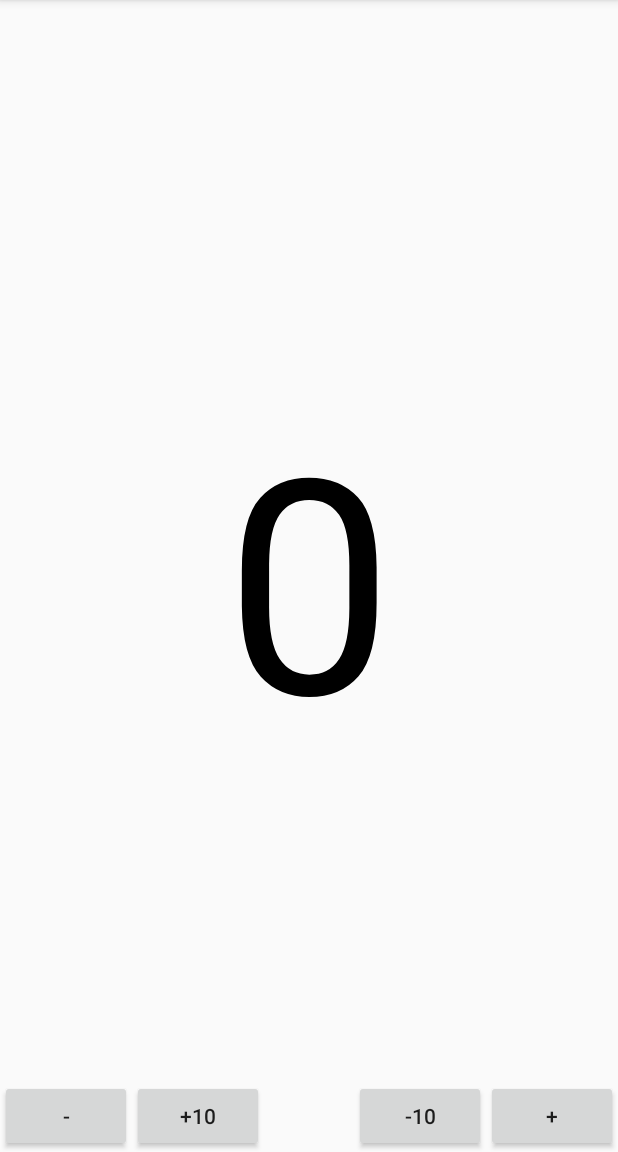
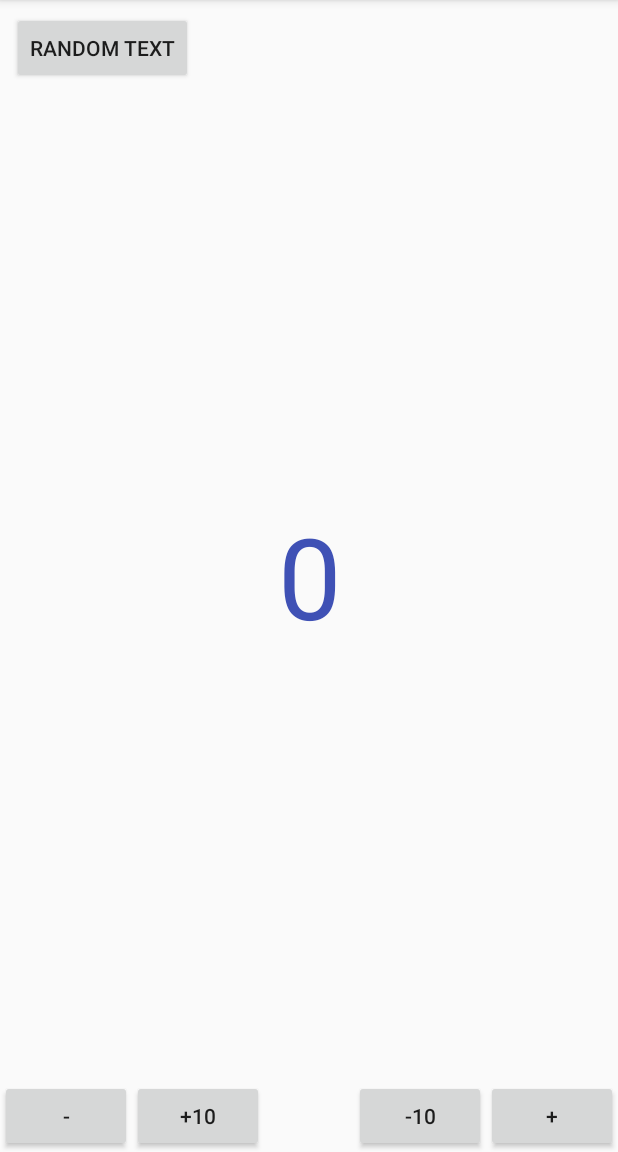
Before and after one commit to danielceinos/FSAnimatedTextView, an Android app: the screen it shows after launch (MainActivity), on a phone screen of 412 x 824 dp, the part 84-1236 px from its top. Run offline under Robolectric (Android 15) with nearby library versions, the phone set to English and light mode, and no system bars.

```diff
--- a/animatedtextview/src/main/java/com/fireshield/animatedtextview/FSAnimatedTV.kt
+++ b/animatedtextview/src/main/java/com/fireshield/animatedtextview/FSAnimatedTV.kt
@@ -1,11 +1,11 @@
 package com.fireshield.animatedtextview
 
 import android.content.Context
+import android.graphics.Color
 import android.util.AttributeSet
 import android.view.animation.AccelerateDecelerateInterpolator
 import android.view.animation.Animation
 import android.view.animation.AnimationUtils
-import android.view.animation.Interpolator
 import android.widget.FrameLayout
 import android.widget.TextView
 
@@ -27,6 +27,15 @@ class FSAnimatedTV(context: Context?, attrs: AttributeSet?) : FrameLayout(contex
     initialize(context!!)
     outAnim = AnimationUtils.loadAnimation(this.context, R.anim.trans_out)
     inAnim = AnimationUtils.loadAnimation(this.context, R.anim.trans_in)
+    val ta = context.obtainStyledAttributes(attrs, R.styleable.FSAnimatedTV, 0, 0)
+    val dimension = ta.getDimension(R.styleable.FSAnimatedTV_textSize,40F)
+    val color = ta.getColor(R.styleable.FSAnimatedTV_textColor, Color.BLACK)
+
+    val text = findViewById<TextView>(R.id.fs_number)
+    text.textSize = dimension
+    text.setTextColor(color)
+
+    ta.recycle()
   }
 
   fun setNum(num: Int) {
@@ -56,4 +65,26 @@ class FSAnimatedTV(context: Context?, attrs: AttributeSet?) : FrameLayout(contex
     })
     text.startAnimation(outAnim)
   }
+
+  fun setText(newText: String) {
+    outAnim.cancel()
+    inAnim.cancel()
+
+    outAnim = AnimationUtils.loadAnimation(this.context, R.anim.trans_out)
+    inAnim = AnimationUtils.loadAnimation(this.context, R.anim.trans_in)
+
+    outAnim.interpolator = AccelerateDecelerateInterpolator()
+    inAnim.interpolator = AccelerateDecelerateInterpolator()
+
+    val text = findViewById<TextView>(R.id.fs_number)
+    outAnim.setAnimationListener(object : Animation.AnimationListener {
+      override fun onAnimationStart(arg0: Animation) {}
+      override fun onAnimationRepeat(arg0: Animation) {}
+      override fun onAnimationEnd(arg0: Animation) {
+        text.text = newText
+        text.startAnimation(inAnim)
+      }
+    })
+    text.startAnimation(outAnim)
+  }
 }
--- a/animatedtextview/src/main/res/layout/animated_tv.xml
+++ b/animatedtextview/src/main/res/layout/animated_tv.xml
@@ -8,10 +8,9 @@
       android:id="@+id/fs_number"
       android:layout_width="wrap_content"
       android:layout_height="wrap_content"
-      android:layout_margin="20dp"
       android:text="0"
       android:textColor="#000"
-      android:textSize="200sp"
+      android:textSize="26sp"
       />
 
 </RelativeLayout>
--- a/app/src/main/java/com/fireshield/fsanimatedtextview/MainActivity.kt
+++ b/app/src/main/java/com/fireshield/fsanimatedtextview/MainActivity.kt
@@ -4,6 +4,7 @@ import android.os.Bundle
 import android.support.v7.app.AppCompatActivity
 import android.widget.Button
 import com.fireshield.animatedtextview.FSAnimatedTV
+import java.util.*
 
 class MainActivity : AppCompatActivity() {
 
@@ -23,5 +24,9 @@ class MainActivity : AppCompatActivity() {
       num -= 10
       findViewById<FSAnimatedTV>(R.id.tv_number).setNum(num)
     }
+
+    findViewById<Button>(R.id.b_random_text).setOnClickListener {
+      findViewById<FSAnimatedTV>(R.id.tv_number).setText(UUID.randomUUID().toString().substring(0,6))
+    }
   }
 }
--- a/app/src/main/res/layout/activity_main.xml
+++ b/app/src/main/res/layout/activity_main.xml
@@ -12,14 +12,12 @@
       android:id="@+id/tv_number"
       android:layout_width="wrap_content"
       android:layout_height="wrap_content"
-      android:layout_marginBottom="8dp"
-      android:layout_marginEnd="8dp"
-      android:layout_marginStart="8dp"
-      android:layout_marginTop="8dp"
       app:layout_constraintBottom_toBottomOf="parent"
       app:layout_constraintEnd_toEndOf="parent"
       app:layout_constraintStart_toStartOf="parent"
       app:layout_constraintTop_toTopOf="parent"
+      app:textSize="50sp"
+      app:textColor="@color/colorPrimary"
       />
 
   <Button
@@ -50,6 +48,17 @@
       />
 
   <Button
+      android:id="@+id/b_random_text"
+      android:layout_width="wrap_content"
+      android:layout_height="wrap_content"
+      android:layout_marginStart="8dp"
+      android:layout_marginTop="8dp"
+      android:text="random text"
+      app:layout_constraintStart_toStartOf="parent"
+      app:layout_constraintTop_toTopOf="parent"
+      />
+
+  <Button
       android:id="@+id/b_less10"
       android:layout_width="wrap_content"
       android:layout_height="wrap_content"
```
Also changed, not shown: animatedtextview/src/main/res/values/attrs.xml (added, +7 -0 lines).
